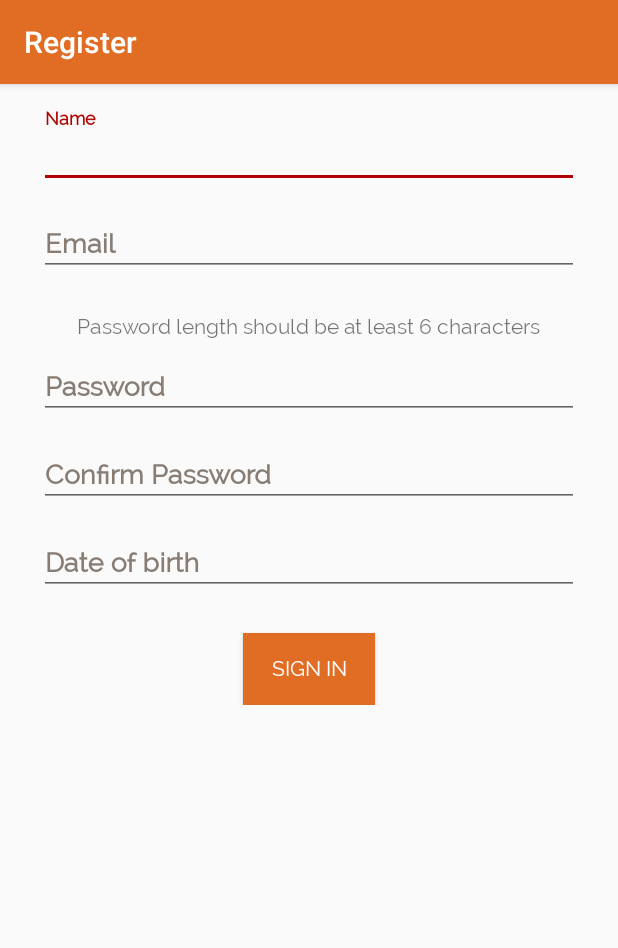
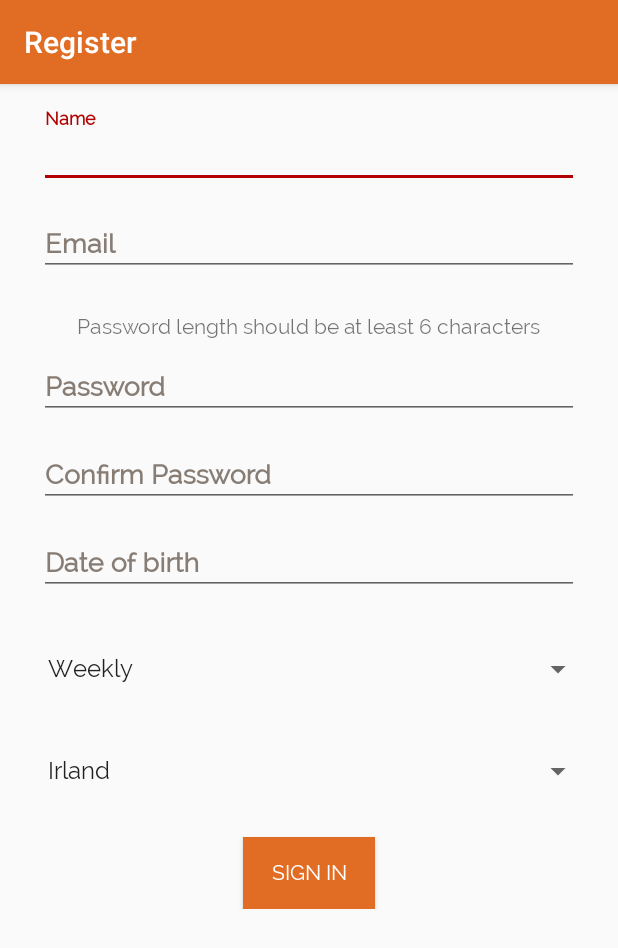
Before and after one commit to KalamaresFTW/mmp_mobile_app, an Android app: the screen it shows after launch (RegisterActivity), after a tap on "SIGN IN", on a phone screen of 412 x 824 dp. Shown: the top 948 px of the screen. Run offline under Robolectric (Android 15) with nearby library versions, the phone set to English and light mode, and no system bars; 2 statements that could not run were skipped; 1 other tap on this screen came first.

Commit message:
Classes created: -pojo.SpinnerData -adapter.RegistrationSpinnerAdapter Added: PaymentFrecuency and Region Spinners on RegistrationLayout

```diff
--- a/app/src/main/java/mmp/mymoneyplatform_mobile_app/activity/RegisterActivity.java
+++ b/app/src/main/java/mmp/mymoneyplatform_mobile_app/activity/RegisterActivity.java
@@ -10,11 +10,13 @@ import android.widget.AutoCompleteTextView;
 import android.widget.Button;
 import android.widget.DatePicker;
 import android.widget.EditText;
+import android.widget.Spinner;
 import android.widget.Toast;
 
 import java.util.Calendar;
 
 import mmp.mymoneyplatform_mobile_app.R;
+import mmp.mymoneyplatform_mobile_app.adapter.RegistrationSpinnerAdapter;
 import mmp.mymoneyplatform_mobile_app.util.FontsOverride;
 
 public class RegisterActivity extends AppCompatActivity implements View.OnClickListener {
@@ -24,6 +26,7 @@ public class RegisterActivity extends AppCompatActivity implements View.OnClickL
     private EditText mBirthDate, mNameView, mPasswordView, mPasswordConfirmView;
     private AutoCompleteTextView mEmailView;
     private Button mRegisterButton;
+    private Spinner mPaymentFrecuencySpinner, mRegionSpinner;
 
     @Override
     protected void onCreate(Bundle savedInstanceState) {
@@ -50,6 +53,11 @@ public class RegisterActivity extends AppCompatActivity implements View.OnClickL
         mRegisterButton.setOnClickListener(this);
         mBirthDate = (EditText) findViewById(R.id.reg_dateofbirth);
         calendar = Calendar.getInstance();
+
+        mPaymentFrecuencySpinner = (Spinner) findViewById(R.id.sp_payment_frecuency);
+        mRegionSpinner = (Spinner) findViewById(R.id.sp_region);
+        //Load the dummy data for the spinners. In the future this data will be send by the database
+        RegistrationSpinnerAdapter.getInstance(this).loadData(mPaymentFrecuencySpinner, mRegionSpinner);
     }
 
     @Override
--- /dev/null
+++ b/app/src/main/java/mmp/mymoneyplatform_mobile_app/adapter/RegistrationSpinnerAdapter.java
@@ -0,0 +1,60 @@
+package mmp.mymoneyplatform_mobile_app.adapter;
+
+import android.content.Context;
+import android.widget.ArrayAdapter;
+import android.widget.Spinner;
+
+import java.util.ArrayList;
+import java.util.List;
+
+import mmp.mymoneyplatform_mobile_app.pojo.SpinnerData;
+
+/**
+ * Created by Nacho on 18/04/2016.
+ */
+public class RegistrationSpinnerAdapter {
+
+    private static Context c;
+    private static RegistrationSpinnerAdapter instance = null;
+
+    RegistrationSpinnerAdapter(Context c) {
+        this.c = c;
+    }
+
+    public static RegistrationSpinnerAdapter getInstance(Context c) {
+        if (instance == null) {
+            instance = new RegistrationSpinnerAdapter(c);
+        }
+        return instance;
+    }
+
+    public void loadData(Spinner mPaymentFrecuencySpinner, Spinner mRegionSpinner) {
+        loadPaymentFrecuencyData(mPaymentFrecuencySpinner);
+        loadLegionData(mRegionSpinner);
+    }
+
+    private void loadPaymentFrecuencyData(Spinner mPaymentFrecuencySpinner) {
+        //We have to fill the spinner with the data recived from de database by the API
+        ArrayList<SpinnerData> paymentFrecuencyList = new ArrayList<>();
+        paymentFrecuencyList.add(new SpinnerData("Weekly", "1"));
+        paymentFrecuencyList.add(new SpinnerData("Fortnightly", "2"));
+        paymentFrecuencyList.add(new SpinnerData("Four-Weekly", "3"));
+        paymentFrecuencyList.add(new SpinnerData("Monthly", "4"));
+        paymentFrecuencyList.add(new SpinnerData("Bi-Monthly", "5"));
+
+        ArrayAdapter<SpinnerData> adapter = new ArrayAdapter<>(c, android.R.layout.simple_list_item_1, paymentFrecuencyList);
+        mPaymentFrecuencySpinner.setAdapter(adapter);
+    }
+
+
+    private void loadLegionData(Spinner mRegionSpinner) {
+        //We have to fill the spinner with the data recived from de database by the API
+        ArrayList<SpinnerData> paymentRegionList = new ArrayList<>();
+        paymentRegionList.add(new SpinnerData("Irland", "1"));
+        paymentRegionList.add(new SpinnerData("USA", "2"));
+        paymentRegionList.add(new SpinnerData("UK", "3"));
+
+        ArrayAdapter<SpinnerData> adapter = new ArrayAdapter<>(c, android.R.layout.simple_list_item_1, paymentRegionList);
+        mRegionSpinner.setAdapter(adapter);
+    }
+}
--- /dev/null
+++ b/app/src/main/java/mmp/mymoneyplatform_mobile_app/pojo/SpinnerData.java
@@ -0,0 +1,28 @@
+package mmp.mymoneyplatform_mobile_app.pojo;
+
+/**
+ * Created by Nacho on 18/04/2016.
+ */
+public class SpinnerData {
+
+    private String name;
+    private String id;
+
+    public SpinnerData(String name, String id) {
+        this.name = name;
+        this.id = id;
+    }
+
+    public String getName() {
+        return name;
+    }
+
+    public String getId() {
+        return id;
+    }
+
+    @Override
+    public String toString() {
+        return name;
+    }
+}
--- a/app/src/main/res/layout/content_register.xml
+++ b/app/src/main/res/layout/content_register.xml
@@ -146,7 +146,17 @@
 
             </android.support.design.widget.TextInputLayout>
 
+            <Spinner
+                android:id="@+id/sp_payment_frecuency"
+                android:layout_marginTop="20dp"
+                android:layout_width="match_parent"
+                android:layout_height="match_parent" />
 
+            <Spinner
+                android:id="@+id/sp_region"
+                android:layout_marginTop="20dp"
+                android:layout_width="match_parent"
+                android:layout_height="match_parent" />
 
             <Button
                 android:id="@+id/register_button"
```
